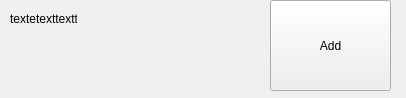
Qt form applications/physics/calibration/imageForCalibrationWidget.ui (PimenovAlexander/corecvs) before a commit.
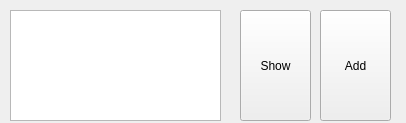
The same form after that commit.

Commit message: calibration part 4

```diff
--- a/applications/physics/calibration/imageForCalibrationWidget.ui
+++ b/applications/physics/calibration/imageForCalibrationWidget.ui
@@ -7,38 +7,54 @@
     <x>0</x>
     <y>0</y>
     <width>406</width>
-    <height>98</height>
+    <height>123</height>
    </rect>
   </property>
+  <property name="minimumSize">
+   <size>
+    <width>406</width>
+    <height>105</height>
+   </size>
+  </property>
   <property name="windowTitle">
    <string>Form</string>
   </property>
-  <widget class="QLabel" name="imageLabel">
-   <property name="geometry">
-    <rect>
-     <x>10</x>
-     <y>10</y>
-     <width>67</width>
-     <height>17</height>
-    </rect>
-   </property>
-   <property name="text">
-    <string>textetexttexttext</string>
-   </property>
-  </widget>
   <widget class="QPushButton" name="addButon">
    <property name="geometry">
     <rect>
-     <x>270</x>
-     <y>0</y>
-     <width>121</width>
-     <height>91</height>
+     <x>320</x>
+     <y>10</y>
+     <width>71</width>
+     <height>111</height>
     </rect>
    </property>
    <property name="text">
     <string>Add</string>
    </property>
   </widget>
+  <widget class="QPushButton" name="showButon">
+   <property name="geometry">
+    <rect>
+     <x>240</x>
+     <y>10</y>
+     <width>71</width>
+     <height>111</height>
+    </rect>
+   </property>
+   <property name="text">
+    <string>Show</string>
+   </property>
+  </widget>
+  <widget class="QGraphicsView" name="graphicsView">
+   <property name="geometry">
+    <rect>
+     <x>10</x>
+     <y>10</y>
+     <width>211</width>
+     <height>111</height>
+    </rect>
+   </property>
+  </widget>
  </widget>
  <resources/>
  <connections/>
```
Left out of the diff: 39 changed lines with no effect on the pictures. The commit also changes 5 other files.
